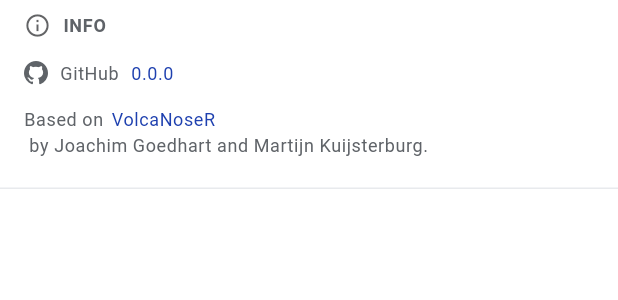
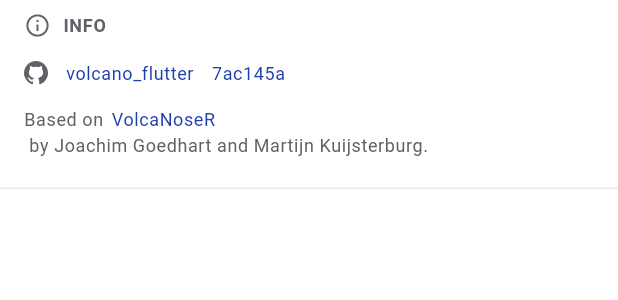
Before and after one commit to tercen/volcano_flutter_operator, a Flutter app: the InfoSection widget shown alone on an empty page, opened directly, on a phone screen of 412 x 824 dp. Shown: the top 300 px of the screen. Run offline on Flutter 3.47's test engine with Material 3 defaults, Android fonts, the phone set to English and light mode, and no system bars; our stand-ins replace csv, fl_chart, font_awesome_flutter, get_it, pdf, printing; missing offline and left inert: dart:html.

Commit message:
Update Info section with GitHub repo link and commit hash
- Link "volcano_flutter" to repository
- Link commit hash to specific commit

Co-Authored-By: Claude Opus 4.5 <noreply@anthropic.com>

```diff
--- a/lib/presentation/widgets/left_panel/info_section.dart
+++ b/lib/presentation/widgets/left_panel/info_section.dart
@@ -13,10 +13,8 @@ import '../common/section_header.dart';
 class InfoSection extends StatelessWidget {
   const InfoSection({super.key});
 
-  // Placeholder version - update when GitHub repo is created
-  static const String _version = '0.0.0';
-  // Placeholder URL - update when GitHub repo is created
-  static const String _repoUrl = 'https://www.google.com';
+  static const String _commitHash = '7ac145a';
+  static const String _repoUrl = 'https://github.com/tercen/volcano_flutter';
   static const String _volcanoserUrl = 'https://github.com/JoachimGoedhart/VolcaNoseR';
 
   void _openUrl(String url) {
@@ -47,20 +45,27 @@ class InfoSection extends StatelessWidget {
                 color: textColor,
               ),
               const SizedBox(width: AppSpacing.sm),
-              Text(
-                'GitHub',
-                style: theme.textTheme.bodySmall?.copyWith(
-                  color: textColor,
-                ),
-              ),
-              const SizedBox(width: AppSpacing.xs),
               InkWell(
                 onTap: () => _openUrl(_repoUrl),
                 borderRadius: BorderRadius.circular(4),
                 child: Padding(
                   padding: const EdgeInsets.symmetric(horizontal: 4, vertical: 2),
                   child: Text(
-                    _version,
+                    'volcano_flutter',
+                    style: theme.textTheme.bodySmall?.copyWith(
+                      color: linkColor,
+                    ),
+                  ),
+                ),
+              ),
+              const SizedBox(width: AppSpacing.xs),
+              InkWell(
+                onTap: () => _openUrl('$_repoUrl/commit/$_commitHash'),
+                borderRadius: BorderRadius.circular(4),
+                child: Padding(
+                  padding: const EdgeInsets.symmetric(horizontal: 4, vertical: 2),
+                  child: Text(
+                    _commitHash,
                     style: theme.textTheme.bodySmall?.copyWith(
                       color: linkColor,
                     ),
```
